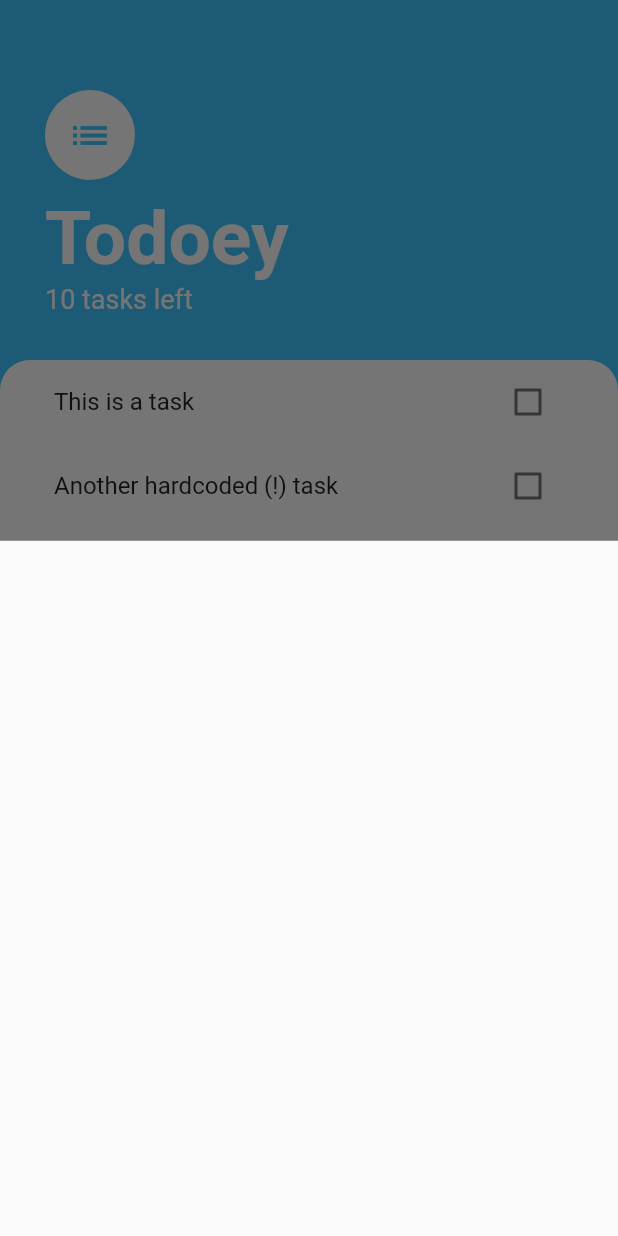
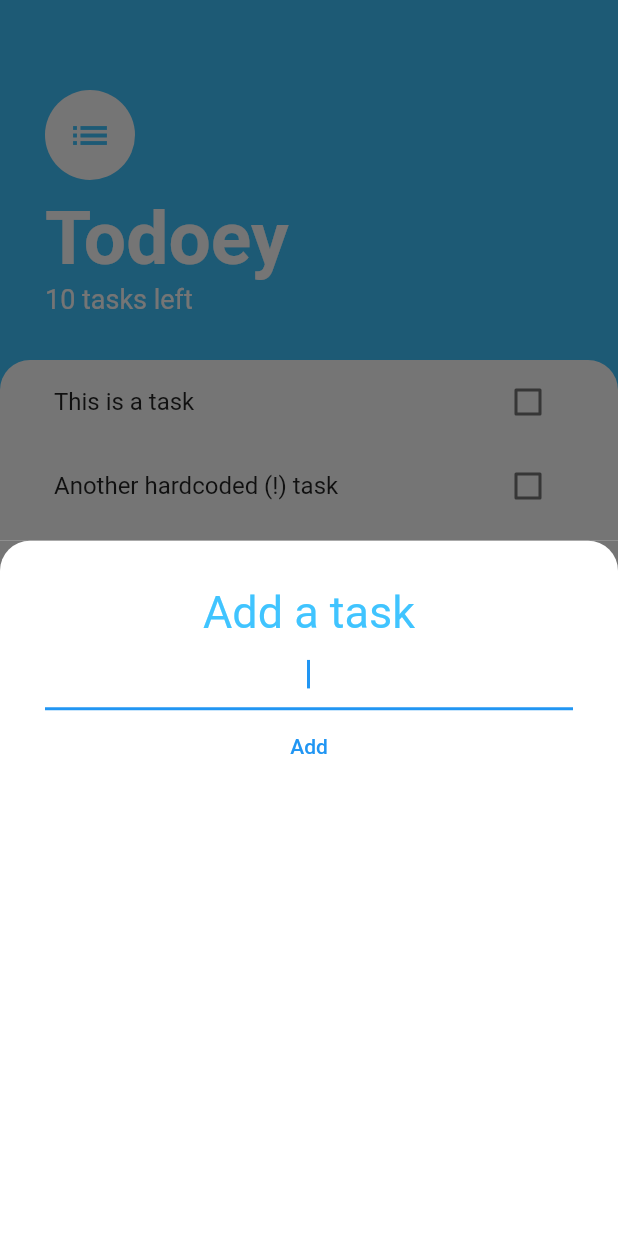
Before and after one commit to snb4crazy/Flutter-Todo-App, a Flutter app: the screen it shows after launch, after a tap on the "add" icon, on a phone screen of 412 x 824 dp. Run offline on Flutter 3.47's test engine with Material 2 defaults, Android fonts, the phone set to English and light mode, and no system bars.

Commit message:
Add Tasks Screen: Integration with MainScreen

```diff
--- a/lib/screens/tasks_screen.dart
+++ b/lib/screens/tasks_screen.dart
@@ -1,11 +1,8 @@
 import 'package:flutter/material.dart';
 import 'package:todoey/widgets/tasks_list.dart';
+import 'add_task_screen.dart';
 
 class TasksScreen extends StatelessWidget {
-  Widget buildBottomSheet(BuildContext context) {
-    return Container();
-  }
-
   @override
   Widget build(BuildContext context) {
     return Scaffold(
@@ -13,7 +10,8 @@ class TasksScreen extends StatelessWidget {
       floatingActionButton: FloatingActionButton(
         backgroundColor: Colors.lightBlueAccent,
         onPressed: () {
-          showModalBottomSheet(context: context, builder: buildBottomSheet);
+          showModalBottomSheet(
+              context: context, builder: (context) => AddTaskScreen());
         },
         child: Icon(Icons.add),
       ),
```
